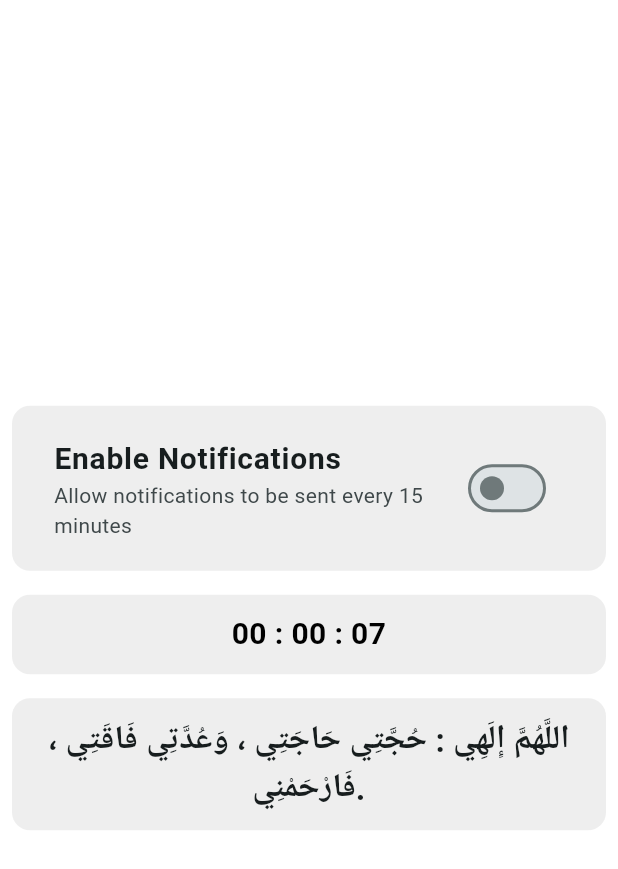
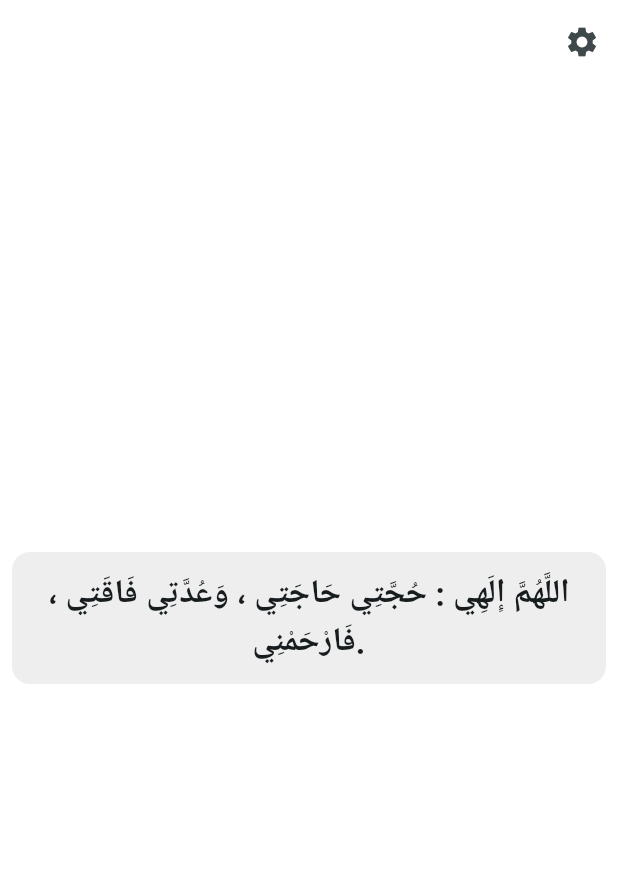
Before and after one commit to tasneem98/Adhikary, a Flutter app: the screen it shows after launch, on a phone screen of 412 x 824 dp. Shown: the top 869 px of the screen. Run offline on Flutter 3.47's test engine with Material 3 defaults, Android fonts, the phone set to English and light mode, and no system bars; drawn by our look-alikes of skeletonizer; our stand-ins replace flutter_local_notifications, google_fonts, permission_handler, shared_preferences; missing offline and left inert: home_widget, workmanager; Roboto replaces fonts that are missing (Cairo); statements that could not run were skipped.

Commit message:
Bottom sheet for settings

```diff
--- a/lib/app.dart
+++ b/lib/app.dart
@@ -10,8 +10,7 @@ class AdhikaryApp extends StatelessWidget {
   Widget build(BuildContext context) {
     final double screenWidth = MediaQuery.of(context).size.width;
     return MaterialApp(
-      theme: AppTheme.themeData(screenWidth),
-      // home: const TestWidget(),
+      theme: AppTheme.lightTheme(screenWidth),
       home: const HomePage(),
     );
   }
--- a/lib/app/home_page.dart
+++ b/lib/app/home_page.dart
@@ -1,6 +1,6 @@
-import 'dart:async' show Timer;
 import 'dart:math' show Random;
 
+import 'package:adhikary/core/utils/modal_bottom_sheet_helper.dart';
 import 'package:adhikary/main.dart';
 import 'package:flutter/material.dart';
 import 'package:permission_handler/permission_handler.dart';
@@ -24,12 +24,6 @@ class HomePage extends StatefulWidget {
 }
 
 class _HomePageState extends State<HomePage> {
-  // ..........................................................
-  String _timerDisplay = '00:00:00'; // Initial display
-  Timer? _periodicTimer; // Store the timer to cancel it later
-
-  // ..........................................................
-
   // Skeletonizer Initialization
   bool _enableSkeleton = true;
 
@@ -50,35 +44,7 @@ class _HomePageState extends State<HomePage> {
   @override
   void initState() {
     super.initState();
-    _periodicTimer = Timer.periodic(const Duration(seconds: 1), (timer) {
-      final totalSeconds = timer.tick;
-
-      // Calculate hours, minutes, and seconds
-      final hours = (totalSeconds ~/ 3600); // Integer division for hours
-      final minutes =
-          ((totalSeconds % 3600) ~/ 60); // Remainder divided by 60 for minutes
-      final seconds = (totalSeconds % 60); // Remainder for seconds
-
-      // Format each component to be two digits (e.g., 7 -> "07")
-      final String hoursStr = hours.toString().padLeft(2, '0');
-      final String minutesStr = minutes.toString().padLeft(2, '0');
-      final String secondsStr = seconds.toString().padLeft(2, '0');
-
-      if (mounted) {
-        // Check if the widget is still in the tree
-        setState(() {
-          _timerDisplay = '$hoursStr : $minutesStr : $secondsStr';
-        });
-      }
-    });
-
     _initializeApp();
-  }
-
-  @override
-  void dispose() {
-    _periodicTimer?.cancel();
-    super.dispose();
   }
 
   Future<void> _scheduleZekrTimer() async {
@@ -86,13 +52,11 @@ class _HomePageState extends State<HomePage> {
       periodicZekrTaskName,
       periodicZekrTaskName,
       initialDelay: const Duration(seconds: 3),
-      // frequency: const Duration(minutes: 15),
       constraints: Constraints(
         networkType: NetworkType.notRequired,
         requiresBatteryNotLow: false,
         requiresStorageNotLow: false,
       ),
-      // existingWorkPolicy: ExistingPeriodicWorkPolicy.replace,
     );
   }
 
@@ -148,6 +112,7 @@ class _HomePageState extends State<HomePage> {
     } else {
       await Workmanager().cancelAll();
     }
+    if (mounted) Navigator.pop(context);
   }
 
   Future<void> _enableAppNotifications() async {
@@ -230,6 +195,31 @@ class _HomePageState extends State<HomePage> {
     return Scaffold(
       resizeToAvoidBottomInset: true,
       extendBodyBehindAppBar: true,
+      extendBody: true,
+      appBar: AppBar(
+        elevation: 0.0,
+        forceMaterialTransparency: true,
+
+        actions: [
+          IconButton(
+            onPressed: () => ModalBottomSheetHelper.showBottomSheet(
+              context,
+              SwitchListTile(
+                title: Text(
+                  'Enable Notifications',
+                  style: AppTheme.kText20Bold,
+                ),
+                subtitle: const Text(
+                  'Allow notifications to be sent every 15 minutes',
+                ),
+                value: _enableNotifications,
+                onChanged: _toggleNotifications,
+              ),
+            ),
+            icon: const Icon(Icons.settings),
+          ),
+        ],
+      ),
       body: Skeletonizer(
         enabled: _enableSkeleton,
         containersColor: Colors.grey.shade300,
@@ -241,31 +231,7 @@ class _HomePageState extends State<HomePage> {
             Padding(
               padding: EdgeInsets.only(top: MediaQuery.paddingOf(context).top),
             ),
-            CenteredContainer(
-              child: SwitchListTile(
-                title: Text(
-                  'Enable Notifications',
-                  style: AppTheme.kText20Bold,
-                ),
-                subtitle: const Text(
-                  'Allow notifications to be sent every 15 minutes',
-                ),
-                value: _enableNotifications,
-                onChanged: _toggleNotifications,
-              ),
-            ),
-            // Container(color: Colors.red, height: 50.0),
-            CenteredContainer(
-              child: Text(
-                _timerDisplay,
-                style: const TextStyle(
-                  fontSize: 20,
-                  fontWeight: FontWeight.bold,
-                  color: Colors.black,
-                ),
-                textAlign: TextAlign.center,
-              ),
-            ),
+
             CenteredContainer(
               child: Text(
                 _randomZekr,
@@ -276,14 +242,6 @@ class _HomePageState extends State<HomePage> {
           ],
         ),
       ),
-
-      /* bottomNavigationBar: Padding(
-        padding: const EdgeInsets.all(20.0),
-        child: ElevatedButton(
-          onPressed: _anotherZekr,
-          child: const Text("ذكر اخر"),
-        ),
-      ),*/
     );
   }
 }
--- a/lib/core/theme/app_theme.dart
+++ b/lib/core/theme/app_theme.dart
@@ -27,10 +27,23 @@ class AppTheme {
     fontWeight: FontWeight.bold,
   );
 
-  static ThemeData themeData(double screenWidth) => ThemeData(
+  static ThemeData lightTheme(double screenWidth) => ThemeData(
+    brightness: Brightness.light,
     colorScheme: ColorScheme.fromSeed(seedColor: Colors.grey.shade800),
     fontFamily: GoogleFonts.cairo().fontFamily,
     scaffoldBackgroundColor: Colors.white70,
+    appBarTheme: const AppBarTheme(
+      backgroundColor: Colors.white70,
+      centerTitle: true,
+      elevation: 0.0,
+    ),
+    bottomSheetTheme: const BottomSheetThemeData(
+      elevation: 5.0,
+      modalElevation: 5.0,
+      showDragHandle: true,
+      // backgroundColor: Colors.white70,
+      // modalBackgroundColor: Colors.white70,
+    ),
     cardTheme: CardThemeData(
       elevation: 5.0,
       shape: kRoundRectangleBorder,
@@ -65,6 +78,7 @@ class AppTheme {
         fontSize: 20.0,
         fontWeight: FontWeight.bold,
       ),
+      elevation: 5.0,
       behavior: SnackBarBehavior.floating,
       shape: ShapeBorder.lerp(
         kRoundRectangleBorder,
```
Also changed, not shown: lib/core/utils/modal_bottom_sheet_helper.dart (added, +24 -0 lines), lib/test_widget.dart (deleted, +0 -92 lines), 1 other file.
